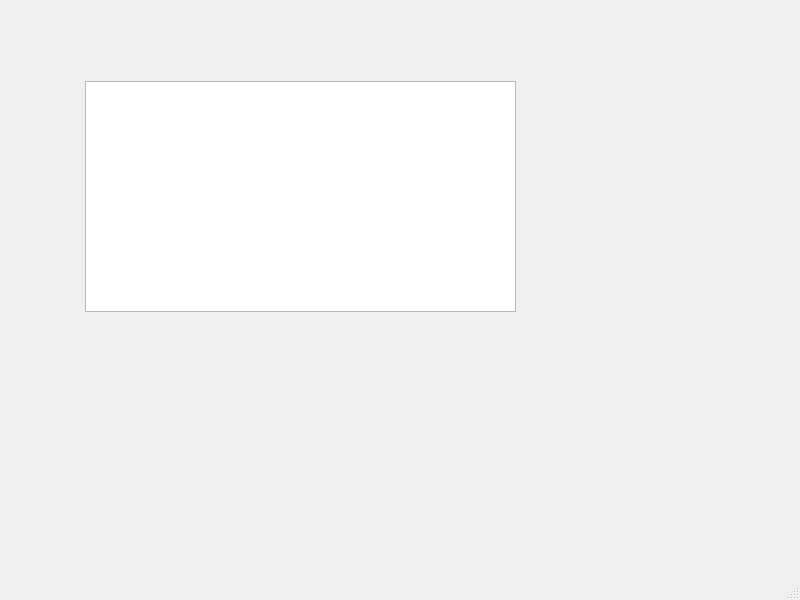
edalcala42/Administrador-de-rutas, file Proyecto_Algoritmia/mainwindow.ui: the form before one commit.
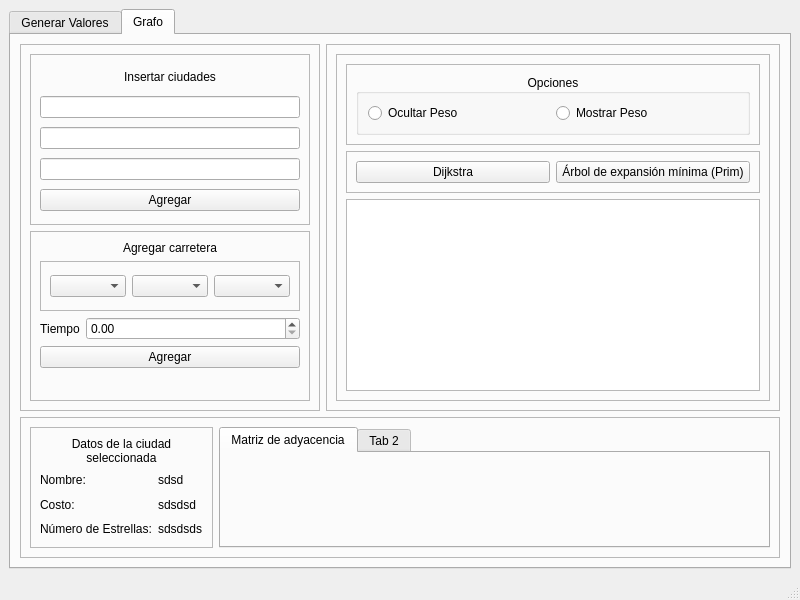
The form after the commit.

```diff
--- a/Proyecto_Algoritmia/mainwindow.ui
+++ b/Proyecto_Algoritmia/mainwindow.ui
@@ -14,16 +14,414 @@
    <string>MainWindow</string>
   </property>
   <widget class="QWidget" name="centralwidget">
-   <widget class="QGraphicsView" name="graphicsView">
-    <property name="geometry">
-     <rect>
-      <x>85</x>
-      <y>81</y>
-      <width>431</width>
-      <height>231</height>
-     </rect>
-    </property>
-   </widget>
+   <layout class="QVBoxLayout" name="verticalLayout_7">
+    <item>
+     <widget class="QTabWidget" name="tabWidget">
+      <property name="currentIndex">
+       <number>1</number>
+      </property>
+      <widget class="QWidget" name="tab">
+       <attribute name="title">
+        <string>Generar Valores</string>
+       </attribute>
+      </widget>
+      <widget class="QWidget" name="tab_2">
+       <attribute name="title">
+        <string>Grafo</string>
+       </attribute>
+       <layout class="QFormLayout" name="formLayout">
+        <item row="0" column="0">
+         <widget class="QFrame" name="frame">
+          <property name="minimumSize">
+           <size>
+            <width>300</width>
+            <height>300</height>
+           </size>
+          </property>
+          <property name="maximumSize">
+           <size>
+            <width>500</width>
+            <height>16777215</height>
+           </size>
+          </property>
+          <property name="frameShape">
+           <enum>QFrame::StyledPanel</enum>
+          </property>
+          <property name="frameShadow">
+           <enum>QFrame::Raised</enum>
+          </property>
+          <layout class="QVBoxLayout" name="verticalLayout_2">
+           <item>
+            <widget class="QFrame" name="frame_3">
+             <property name="minimumSize">
+              <size>
+               <width>0</width>
+               <height>0</height>
+              </size>
+             </property>
+             <property name="maximumSize">
+              <size>
+               <width>16777215</width>
+               <height>200</height>
+              </size>
+             </property>
+             <property name="frameShape">
+              <enum>QFrame::StyledPanel</enum>
+             </property>
+             <property name="frameShadow">
+              <enum>QFrame::Raised</enum>
+             </property>
+             <layout class="QVBoxLayout" name="verticalLayout_3">
+              <item>
+               <widget class="QLabel" name="label_3">
+                <property name="maximumSize">
+                 <size>
+                  <width>16777215</width>
+                  <height>20</height>
+                 </size>
+                </property>
+                <property name="text">
+                 <string>Insertar ciudades</string>
+                </property>
+                <property name="alignment">
+                 <set>Qt::AlignCenter</set>
+                </property>
+               </widget>
+              </item>
+              <item>
+               <widget class="QLineEdit" name="lineEdit_Nombre"/>
+              </item>
+              <item>
+               <widget class="QLineEdit" name="lineEdit_Costo"/>
+              </item>
+              <item>
+               <widget class="QLineEdit" name="lineEdit_NumeroEstrellas"/>
+              </item>
+              <item>
+               <widget class="QPushButton" name="pushButton_AgregarCiudad">
+                <property name="text">
+                 <string>Agregar</string>
+                </property>
+               </widget>
+              </item>
+             </layout>
+            </widget>
+           </item>
+           <item>
+            <widget class="QFrame" name="frame_4">
+             <property name="minimumSize">
+              <size>
+               <width>0</width>
+               <height>0</height>
+              </size>
+             </property>
+             <property name="frameShape">
+              <enum>QFrame::StyledPanel</enum>
+             </property>
+             <property name="frameShadow">
+              <enum>QFrame::Raised</enum>
+             </property>
+             <layout class="QFormLayout" name="formLayout_2">
+              <item row="2" column="0">
+               <widget class="QLabel" name="label_7">
+                <property name="text">
+                 <string>Tiempo</string>
+                </property>
+                <property name="alignment">
+                 <set>Qt::AlignCenter</set>
+                </property>
+               </widget>
+              </item>
+              <item row="2" column="1">
+               <widget class="QDoubleSpinBox" name="spbWeight"/>
+              </item>
+              <item row="4" column="0" colspan="2">
+               <widget class="QPushButton" name="btnAddArista">
+                <property name="text">
+                 <string>Agregar</string>
+                </property>
+               </widget>
+              </item>
+              <item row="1" column="0" colspan="2">
+               <widget class="QFrame" name="frame_2">
+                <property name="minimumSize">
+                 <size>
+                  <width>0</width>
+                  <height>50</height>
+                 </size>
+                </property>
+                <property name="maximumSize">
+                 <size>
+                  <width>16777215</width>
+                  <height>50</height>
+                 </size>
+                </property>
+                <property name="frameShape">
+                 <enum>QFrame::StyledPanel</enum>
+                </property>
+                <property name="frameShadow">
+                 <enum>QFrame::Raised</enum>
+                </property>
+                <layout class="QHBoxLayout" name="horizontalLayout">
+                 <item>
+                  <widget class="QComboBox" name="cbFrom">
+                   <property name="minimumSize">
+                    <size>
+                     <width>0</width>
+                     <height>10</height>
+                    </size>
+                   </property>
+                  </widget>
+                 </item>
+                 <item>
+                  <widget class="QComboBox" name="cbOption">
+                   <property name="minimumSize">
+                    <size>
+                     <width>0</width>
+                     <height>10</height>
+                    </size>
+                   </property>
+                  </widget>
+                 </item>
+                 <item>
+                  <widget class="QComboBox" name="cbTo">
+                   <property name="minimumSize">
+                    <size>
+                     <width>0</width>
+                     <height>10</height>
+                    </size>
+                   </property>
+                  </widget>
+                 </item>
+                </layout>
+               </widget>
+              </item>
+              <item row="0" column="0" colspan="2">
+               <widget class="QLabel" name="label_5">
+                <property name="maximumSize">
+                 <size>
+                  <width>16777215</width>
+                  <height>30</height>
+                 </size>
+                </property>
+                <property name="text">
+                 <string>Agregar carretera</string>
+                </property>
+                <property name="alignment">
+                 <set>Qt::AlignCenter</set>
+                </property>
+               </widget>
+              </item>
+             </layout>
+            </widget>
+           </item>
+          </layout>
+         </widget>
+        </item>
+        <item row="0" column="1">
+         <widget class="QFrame" name="frame_7">
+          <property name="minimumSize">
+           <size>
+            <width>0</width>
+            <height>300</height>
+           </size>
+          </property>
+          <property name="frameShape">
+           <enum>QFrame::StyledPanel</enum>
+          </property>
+          <property name="frameShadow">
+           <enum>QFrame::Raised</enum>
+          </property>
+          <layout class="QHBoxLayout" name="horizontalLayout_3">
+           <item>
+            <widget class="QFrame" name="frame_5">
+             <property name="frameShape">
+              <enum>QFrame::StyledPanel</enum>
+             </property>
+             <property name="frameShadow">
+              <enum>QFrame::Raised</enum>
+             </property>
+             <layout class="QVBoxLayout" name="verticalLayout_5">
+              <item>
+               <widget class="QFrame" name="frame_10">
+                <property name="frameShape">
+                 <enum>QFrame::StyledPanel</enum>
+                </property>
+                <property name="frameShadow">
+                 <enum>QFrame::Raised</enum>
+                </property>
+                <layout class="QHBoxLayout" name="horizontalLayout_2">
+                 <item>
+                  <widget class="QGroupBox" name="groupBox">
+                   <property name="title">
+                    <string>Opciones</string>
+                   </property>
+                   <property name="alignment">
+                    <set>Qt::AlignCenter</set>
+                   </property>
+                   <layout class="QHBoxLayout" name="horizontalLayout_5">
+                    <item>
+                     <widget class="QRadioButton" name="btnhideW">
+                      <property name="text">
+                       <string>Ocultar Peso</string>
+                      </property>
+                     </widget>
+                    </item>
+                    <item>
+                     <widget class="QRadioButton" name="btnShowW">
+                      <property name="text">
+                       <string>Mostrar Peso</string>
+                      </property>
+                     </widget>
+                    </item>
+                   </layout>
+                  </widget>
+                 </item>
+                </layout>
+               </widget>
+              </item>
+              <item>
+               <widget class="QFrame" name="frame_6">
+                <property name="frameShape">
+                 <enum>QFrame::StyledPanel</enum>
+                </property>
+                <property name="frameShadow">
+                 <enum>QFrame::Raised</enum>
+                </property>
+                <layout class="QHBoxLayout" name="horizontalLayout_6">
+                 <item>
+                  <widget class="QPushButton" name="pushButton_2">
+                   <property name="text">
+                    <string>Dijkstra</string>
+                   </property>
+                  </widget>
+                 </item>
+                 <item>
+                  <widget class="QPushButton" name="pushButton">
+                   <property name="text">
+                    <string>Árbol de expansión mínima (Prim)</string>
+                   </property>
+                  </widget>
+                 </item>
+                </layout>
+               </widget>
+              </item>
+              <item>
+               <widget class="QGraphicsView" name="graphicsView"/>
+              </item>
+             </layout>
+            </widget>
+           </item>
+          </layout>
+         </widget>
+        </item>
+        <item row="1" column="0" colspan="2">
+         <widget class="QFrame" name="frame_9">
+          <property name="minimumSize">
+           <size>
+            <width>0</width>
+            <height>0</height>
+           </size>
+          </property>
+          <property name="frameShape">
+           <enum>QFrame::StyledPanel</enum>
+          </property>
+          <property name="frameShadow">
+           <enum>QFrame::Raised</enum>
+          </property>
+          <layout class="QHBoxLayout" name="horizontalLayout_4">
+           <item>
+            <widget class="QFrame" name="frame_8">
+             <property name="frameShape">
+              <enum>QFrame::StyledPanel</enum>
+             </property>
+             <property name="frameShadow">
+              <enum>QFrame::Raised</enum>
+             </property>
+             <layout class="QGridLayout" name="gridLayout">
+              <item row="1" column="0">
+               <widget class="QLabel" name="label_2">
+                <property name="text">
+                 <string>Nombre:</string>
+                </property>
+               </widget>
+              </item>
+              <item row="3" column="1">
+               <widget class="QLabel" name="lblstars">
+                <property name="text">
+                 <string>sdsdsds</string>
+                </property>
+               </widget>
+              </item>
+              <item row="3" column="0">
+               <widget class="QLabel" name="label_6">
+                <property name="text">
+                 <string>Número de Estrellas:</string>
+                </property>
+               </widget>
+              </item>
+              <item row="2" column="1">
+               <widget class="QLabel" name="lblcost">
+                <property name="text">
+                 <string>sdsdsd</string>
+                </property>
+               </widget>
+              </item>
+              <item row="1" column="1">
+               <widget class="QLabel" name="lblname">
+                <property name="text">
+                 <string>sdsd</string>
+                </property>
+               </widget>
+              </item>
+              <item row="2" column="0">
+               <widget class="QLabel" name="label_4">
+                <property name="text">
+                 <string>Costo:</string>
+                </property>
+               </widget>
+              </item>
+              <item row="0" column="0" colspan="2">
+               <widget class="QLabel" name="label">
+                <property name="text">
+                 <string>Datos de la ciudad seleccionada</string>
+                </property>
+                <property name="alignment">
+                 <set>Qt::AlignCenter</set>
+                </property>
+                <property name="wordWrap">
+                 <bool>true</bool>
+                </property>
+               </widget>
+              </item>
+             </layout>
+            </widget>
+           </item>
+           <item>
+            <widget class="QTabWidget" name="tabWidget_2">
+             <property name="currentIndex">
+              <number>0</number>
+             </property>
+             <widget class="QWidget" name="tab_3">
+              <attribute name="title">
+               <string>Matriz de adyacencia</string>
+              </attribute>
+             </widget>
+             <widget class="QWidget" name="tab_4">
+              <attribute name="title">
+               <string>Tab 2</string>
+              </attribute>
+             </widget>
+            </widget>
+           </item>
+          </layout>
+         </widget>
+        </item>
+       </layout>
+      </widget>
+     </widget>
+    </item>
+   </layout>
   </widget>
   <widget class="QMenuBar" name="menubar">
    <property name="geometry">
```
